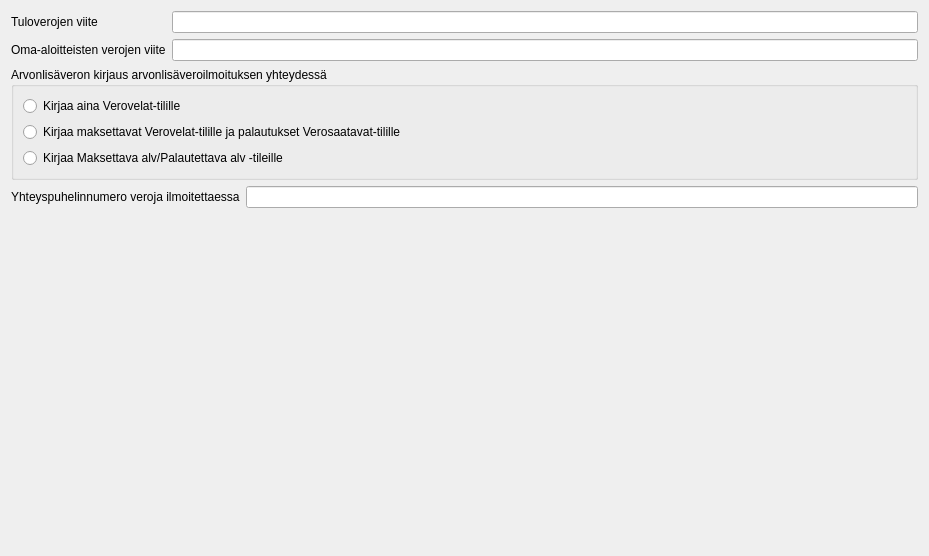
This is kitsas/maaritys/veromaaritys.ui in artoh/kitupiikki as Qt 5 draws it before an edit. The edited form follows.
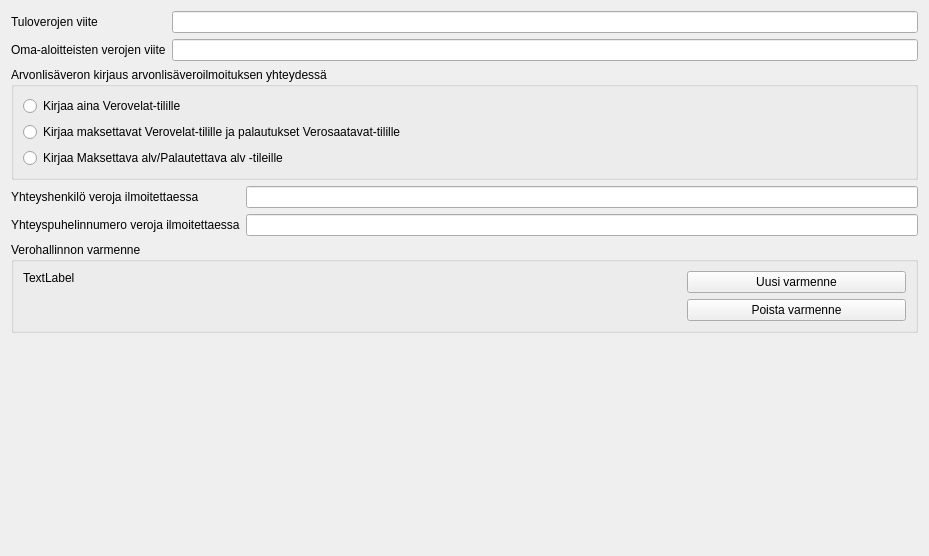
This is the edited form. Icons and pictures are not drawn.

The edit to the form file:
```diff
--- a/kitsas/maaritys/veromaaritys.ui
+++ b/kitsas/maaritys/veromaaritys.ui
@@ -13,7 +13,7 @@
   <property name="windowTitle">
    <string>Form</string>
   </property>
-  <layout class="QVBoxLayout" name="verticalLayout_2">
+  <layout class="QVBoxLayout" name="verticalLayout_3">
    <item>
     <layout class="QFormLayout" name="formLayout">
      <item row="0" column="0">
@@ -100,13 +100,30 @@
    <item>
     <layout class="QFormLayout" name="formLayout_2">
      <item row="0" column="0">
+      <widget class="QLabel" name="label_4">
+       <property name="text">
+        <string>Yhteyshenkilö veroja ilmoitettaessa</string>
+       </property>
+       <property name="buddy">
+        <cstring>lineEdit_2</cstring>
+       </property>
+      </widget>
+     </item>
+     <item row="0" column="1">
+      <widget class="QLineEdit" name="lineEdit_2">
+       <property name="Asetus" stdset="0">
+        <string notr="true">VeroYhteysHenkilo</string>
+       </property>
+      </widget>
+     </item>
+     <item row="1" column="0">
       <widget class="QLabel" name="label_3">
        <property name="text">
         <string>Yhteyspuhelinnumero veroja ilmoitettaessa</string>
        </property>
       </widget>
      </item>
-     <item row="0" column="1">
+     <item row="1" column="1">
       <widget class="QLineEdit" name="lineEdit">
        <property name="Asetus" stdset="0">
         <string notr="true">VeroYhteysPuhelin</string>
@@ -115,6 +132,51 @@
      </item>
     </layout>
    </item>
+   <item>
+    <widget class="QGroupBox" name="varmenneGroup">
+     <property name="title">
+      <string>Verohallinnon varmenne</string>
+     </property>
+     <layout class="QHBoxLayout" name="horizontalLayout" stretch="3,1">
+      <item>
+       <widget class="QLabel" name="varmenneInfo">
+        <property name="text">
+         <string>TextLabel</string>
+        </property>
+        <property name="alignment">
+         <set>Qt::AlignLeading|Qt::AlignLeft|Qt::AlignTop</set>
+        </property>
+       </widget>
+      </item>
+      <item>
+       <layout class="QVBoxLayout" name="verticalLayout_2">
+        <item>
+         <widget class="QPushButton" name="uusiVarmenneNappi">
+          <property name="text">
+           <string>Uusi varmenne</string>
+          </property>
+          <property name="icon">
+           <iconset resource="../pic/pic.qrc">
+            <normaloff>:/pic/lisaa.png</normaloff>:/pic/lisaa.png</iconset>
+          </property>
+         </widget>
+        </item>
+        <item>
+         <widget class="QPushButton" name="poistaVarmenneNappi">
+          <property name="text">
+           <string>Poista varmenne</string>
+          </property>
+          <property name="icon">
+           <iconset resource="../pic/pic.qrc">
+            <normaloff>:/pic/poista.png</normaloff>:/pic/poista.png</iconset>
+          </property>
+         </widget>
+        </item>
+       </layout>
+      </item>
+     </layout>
+    </widget>
+   </item>
    <item>
     <spacer name="verticalSpacer">
      <property name="orientation">
```
Left out of the diff: 7 changed lines with no effect on the pictures.
